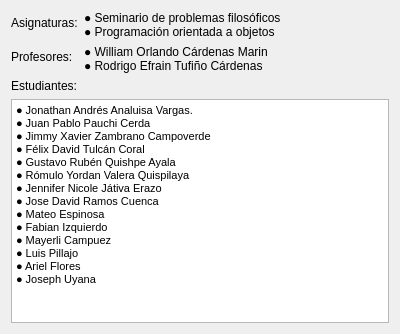
This is creditosform.ui in defaultdavr21/ProyectoAskme as Qt 5 draws it before an edit. The edited form follows.
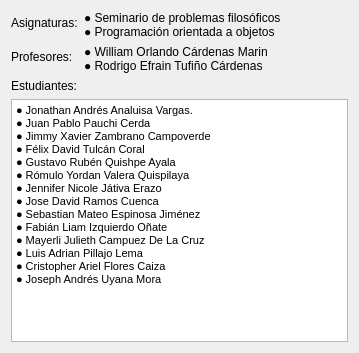
This is the edited form. Icons and pictures are not drawn.

```diff
--- a/creditosform.ui
+++ b/creditosform.ui
@@ -6,8 +6,8 @@
    <rect>
     <x>0</x>
     <y>0</y>
-    <width>400</width>
-    <height>334</height>
+    <width>359</width>
+    <height>353</height>
    </rect>
   </property>
   <property name="windowTitle">
@@ -59,23 +59,26 @@
     <widget class="QTextBrowser" name="textBrowser">
      <property name="html">
       <string>&lt;!DOCTYPE HTML PUBLIC &quot;-//W3C//DTD HTML 4.0//EN&quot; &quot;http://www.w3.org/TR/REC-html40/strict.dtd&quot;&gt;
-&lt;html&gt;&lt;head&gt;&lt;meta name=&quot;qrichtext&quot; content=&quot;1&quot; /&gt;&lt;style type=&quot;text/css&quot;&gt;
+&lt;html&gt;&lt;head&gt;&lt;meta name=&quot;qrichtext&quot; content=&quot;1&quot; /&gt;&lt;meta charset=&quot;utf-8&quot; /&gt;&lt;style type=&quot;text/css&quot;&gt;
 p, li { white-space: pre-wrap; }
-&lt;/style&gt;&lt;/head&gt;&lt;body style=&quot; font-family:'MS Shell Dlg 2'; font-size:8.25pt; font-weight:400; font-style:normal;&quot;&gt;
-&lt;p align=&quot;justify&quot; style=&quot; margin-top:0px; margin-bottom:0px; margin-left:0px; margin-right:0px; -qt-block-indent:0; text-indent:0px;&quot;&gt;● Jonathan Andrés Analuisa Vargas.&lt;/p&gt;
-&lt;p align=&quot;justify&quot; style=&quot; margin-top:0px; margin-bottom:0px; margin-left:0px; margin-right:0px; -qt-block-indent:0; text-indent:0px;&quot;&gt;● Juan Pablo Pauchi Cerda&lt;/p&gt;
-&lt;p align=&quot;justify&quot; style=&quot; margin-top:0px; margin-bottom:0px; margin-left:0px; margin-right:0px; -qt-block-indent:0; text-indent:0px;&quot;&gt;● Jimmy Xavier Zambrano Campoverde&lt;/p&gt;
-&lt;p align=&quot;justify&quot; style=&quot; margin-top:0px; margin-bottom:0px; margin-left:0px; margin-right:0px; -qt-block-indent:0; text-indent:0px;&quot;&gt;● Félix David Tulcán Coral&lt;/p&gt;
-&lt;p align=&quot;justify&quot; style=&quot; margin-top:0px; margin-bottom:0px; margin-left:0px; margin-right:0px; -qt-block-indent:0; text-indent:0px;&quot;&gt;● Gustavo Rubén Quishpe Ayala&lt;/p&gt;
-&lt;p align=&quot;justify&quot; style=&quot; margin-top:0px; margin-bottom:0px; margin-left:0px; margin-right:0px; -qt-block-indent:0; text-indent:0px;&quot;&gt;● Rómulo Yordan Valera Quispilaya &lt;/p&gt;
-&lt;p align=&quot;justify&quot; style=&quot; margin-top:0px; margin-bottom:0px; margin-left:0px; margin-right:0px; -qt-block-indent:0; text-indent:0px;&quot;&gt;● Jennifer Nicole Játiva Erazo&lt;/p&gt;
-&lt;p align=&quot;justify&quot; style=&quot; margin-top:0px; margin-bottom:0px; margin-left:0px; margin-right:0px; -qt-block-indent:0; text-indent:0px;&quot;&gt;● Jose David Ramos Cuenca&lt;/p&gt;
-&lt;p align=&quot;justify&quot; style=&quot; margin-top:0px; margin-bottom:0px; margin-left:0px; margin-right:0px; -qt-block-indent:0; text-indent:0px;&quot;&gt;● Mateo Espinosa&lt;/p&gt;
-&lt;p align=&quot;justify&quot; style=&quot; margin-top:0px; margin-bottom:0px; margin-left:0px; margin-right:0px; -qt-block-indent:0; text-indent:0px;&quot;&gt;● Fabian Izquierdo&lt;/p&gt;
-&lt;p align=&quot;justify&quot; style=&quot; margin-top:0px; margin-bottom:0px; margin-left:0px; margin-right:0px; -qt-block-indent:0; text-indent:0px;&quot;&gt;● Mayerli Campuez&lt;/p&gt;
-&lt;p align=&quot;justify&quot; style=&quot; margin-top:0px; margin-bottom:0px; margin-left:0px; margin-right:0px; -qt-block-indent:0; text-indent:0px;&quot;&gt;● Luis Pillajo&lt;/p&gt;
-&lt;p align=&quot;justify&quot; style=&quot; margin-top:0px; margin-bottom:0px; margin-left:0px; margin-right:0px; -qt-block-indent:0; text-indent:0px;&quot;&gt;● Ariel Flores&lt;/p&gt;
-&lt;p align=&quot;justify&quot; style=&quot; margin-top:0px; margin-bottom:0px; margin-left:0px; margin-right:0px; -qt-block-indent:0; text-indent:0px;&quot;&gt;● Joseph Uyana&lt;/p&gt;&lt;/body&gt;&lt;/html&gt;</string>
+hr { height: 1px; border-width: 0; }
+li.unchecked::marker { content: &quot;\2610&quot;; }
+li.checked::marker { content: &quot;\2612&quot;; }
+&lt;/style&gt;&lt;/head&gt;&lt;body style=&quot; font-family:'Segoe UI'; font-size:9pt; font-weight:400; font-style:normal;&quot;&gt;
+&lt;p align=&quot;justify&quot; style=&quot; margin-top:0px; margin-bottom:0px; margin-left:0px; margin-right:0px; -qt-block-indent:0; text-indent:0px;&quot;&gt;&lt;span style=&quot; font-family:'MS Shell Dlg 2'; font-size:8.25pt;&quot;&gt;● Jonathan Andrés Analuisa Vargas.&lt;/span&gt;&lt;/p&gt;
+&lt;p align=&quot;justify&quot; style=&quot; margin-top:0px; margin-bottom:0px; margin-left:0px; margin-right:0px; -qt-block-indent:0; text-indent:0px;&quot;&gt;&lt;span style=&quot; font-family:'MS Shell Dlg 2'; font-size:8.25pt;&quot;&gt;● Juan Pablo Pauchi Cerda&lt;/span&gt;&lt;/p&gt;
+&lt;p align=&quot;justify&quot; style=&quot; margin-top:0px; margin-bottom:0px; margin-left:0px; margin-right:0px; -qt-block-indent:0; text-indent:0px;&quot;&gt;&lt;span style=&quot; font-family:'MS Shell Dlg 2'; font-size:8.25pt;&quot;&gt;● Jimmy Xavier Zambrano Campoverde&lt;/span&gt;&lt;/p&gt;
+&lt;p align=&quot;justify&quot; style=&quot; margin-top:0px; margin-bottom:0px; margin-left:0px; margin-right:0px; -qt-block-indent:0; text-indent:0px;&quot;&gt;&lt;span style=&quot; font-family:'MS Shell Dlg 2'; font-size:8.25pt;&quot;&gt;● Félix David Tulcán Coral&lt;/span&gt;&lt;/p&gt;
+&lt;p align=&quot;justify&quot; style=&quot; margin-top:0px; margin-bottom:0px; margin-left:0px; margin-right:0px; -qt-block-indent:0; text-indent:0px;&quot;&gt;&lt;span style=&quot; font-family:'MS Shell Dlg 2'; font-size:8.25pt;&quot;&gt;● Gustavo Rubén Quishpe Ayala&lt;/span&gt;&lt;/p&gt;
+&lt;p align=&quot;justify&quot; style=&quot; margin-top:0px; margin-bottom:0px; margin-left:0px; margin-right:0px; -qt-block-indent:0; text-indent:0px;&quot;&gt;&lt;span style=&quot; font-family:'MS Shell Dlg 2'; font-size:8.25pt;&quot;&gt;● Rómulo Yordan Valera Quispilaya &lt;/span&gt;&lt;/p&gt;
+&lt;p align=&quot;justify&quot; style=&quot; margin-top:0px; margin-bottom:0px; margin-left:0px; margin-right:0px; -qt-block-indent:0; text-indent:0px;&quot;&gt;&lt;span style=&quot; font-family:'MS Shell Dlg 2'; font-size:8.25pt;&quot;&gt;● Jennifer Nicole Játiva Erazo&lt;/span&gt;&lt;/p&gt;
+&lt;p align=&quot;justify&quot; style=&quot; margin-top:0px; margin-bottom:0px; margin-left:0px; margin-right:0px; -qt-block-indent:0; text-indent:0px;&quot;&gt;&lt;span style=&quot; font-family:'MS Shell Dlg 2'; font-size:8.25pt;&quot;&gt;● Jose David Ramos Cuenca&lt;/span&gt;&lt;/p&gt;
+&lt;p align=&quot;justify&quot; style=&quot; margin-top:0px; margin-bottom:0px; margin-left:0px; margin-right:0px; -qt-block-indent:0; text-indent:0px;&quot;&gt;&lt;span style=&quot; font-family:'MS Shell Dlg 2'; font-size:8.25pt;&quot;&gt;● Sebastian Mateo Espinosa Jiménez&lt;/span&gt;&lt;/p&gt;
+&lt;p align=&quot;justify&quot; style=&quot; margin-top:0px; margin-bottom:0px; margin-left:0px; margin-right:0px; -qt-block-indent:0; text-indent:0px;&quot;&gt;&lt;span style=&quot; font-family:'MS Shell Dlg 2'; font-size:8.25pt;&quot;&gt;● Fabián Liam Izquierdo Oñate&lt;/span&gt;&lt;/p&gt;
+&lt;p align=&quot;justify&quot; style=&quot; margin-top:0px; margin-bottom:0px; margin-left:0px; margin-right:0px; -qt-block-indent:0; text-indent:0px;&quot;&gt;&lt;span style=&quot; font-family:'MS Shell Dlg 2'; font-size:8.25pt;&quot;&gt;● Mayerli Julieth Campuez De La Cruz&lt;/span&gt;&lt;/p&gt;
+&lt;p align=&quot;justify&quot; style=&quot; margin-top:0px; margin-bottom:0px; margin-left:0px; margin-right:0px; -qt-block-indent:0; text-indent:0px;&quot;&gt;&lt;span style=&quot; font-family:'MS Shell Dlg 2'; font-size:8.25pt;&quot;&gt;● Luis Adrian Pillajo Lema&lt;/span&gt;&lt;/p&gt;
+&lt;p align=&quot;justify&quot; style=&quot; margin-top:0px; margin-bottom:0px; margin-left:0px; margin-right:0px; -qt-block-indent:0; text-indent:0px;&quot;&gt;&lt;span style=&quot; font-family:'MS Shell Dlg 2'; font-size:8.25pt;&quot;&gt;● Cristopher Ariel Flores Caiza&lt;/span&gt;&lt;/p&gt;
+&lt;p align=&quot;justify&quot; style=&quot; margin-top:0px; margin-bottom:0px; margin-left:0px; margin-right:0px; -qt-block-indent:0; text-indent:0px;&quot;&gt;&lt;span style=&quot; font-family:'MS Shell Dlg 2'; font-size:8.25pt;&quot;&gt;● Joseph Andrés Uyana Mora&lt;/span&gt;&lt;/p&gt;&lt;/body&gt;&lt;/html&gt;</string>
      </property>
     </widget>
    </item>
```
Left out of the diff: 4 changed lines with no effect on the pictures.
